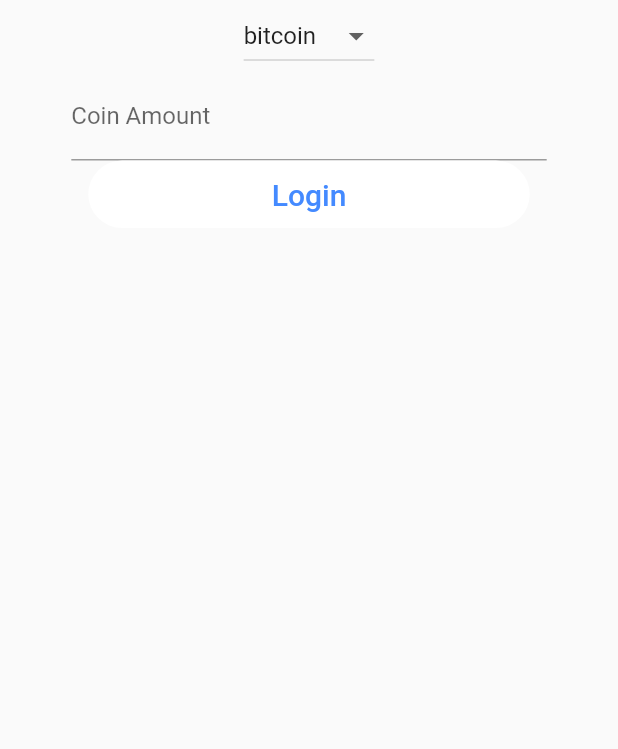
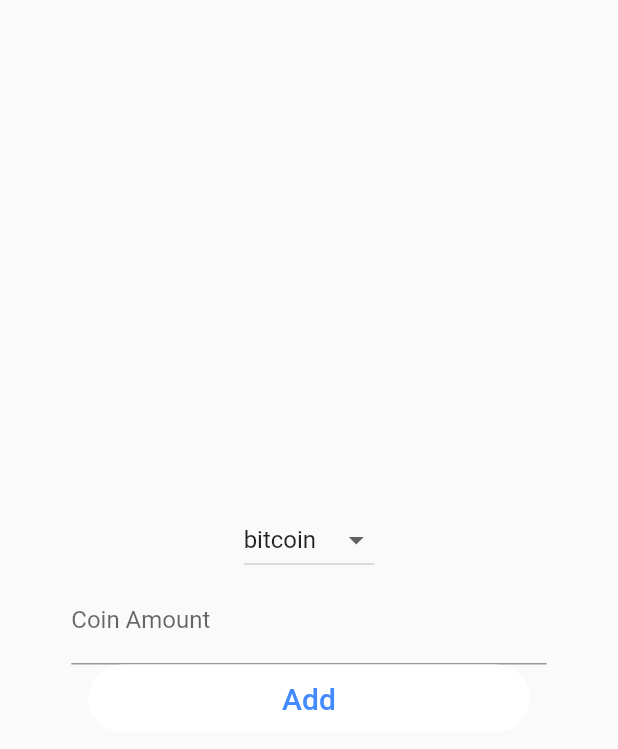
Before and after one commit to t3DDy-choco/flutterfire-cryptowallet, a Flutter app: the HomeView screen opened directly, after a tap on the "add" icon, on a phone screen of 412 x 824 dp. Shown: the top 749 px of the screen. Run offline on Flutter 3.47's test engine with Material 2 defaults, Android fonts, the phone set to English and light mode, and no system bars; our stand-ins replace cloud_firestore, firebase_auth, firebase_core; accounts and stored records are empty.

Commit message:
Update add_view.dart
Fixed minor issues in Add View

```diff
--- a/lib/ui/add_view.dart
+++ b/lib/ui/add_view.dart
@@ -19,6 +19,7 @@ class _AddViewState extends State<AddView> {
   Widget build(BuildContext context) {
     return Material(
       child: Column(
+        mainAxisAlignment: MainAxisAlignment.center,
         children: [
           DropdownButton(
             value: dropdownValue,
@@ -56,7 +57,7 @@ class _AddViewState extends State<AddView> {
                 Navigator.of(context).pop();
               },
               child: Text(
-                "Login",
+                "Add",
                 style: TextStyle(
                   color: Colors.blueAccent,
                   fontSize: 20.0,
```
